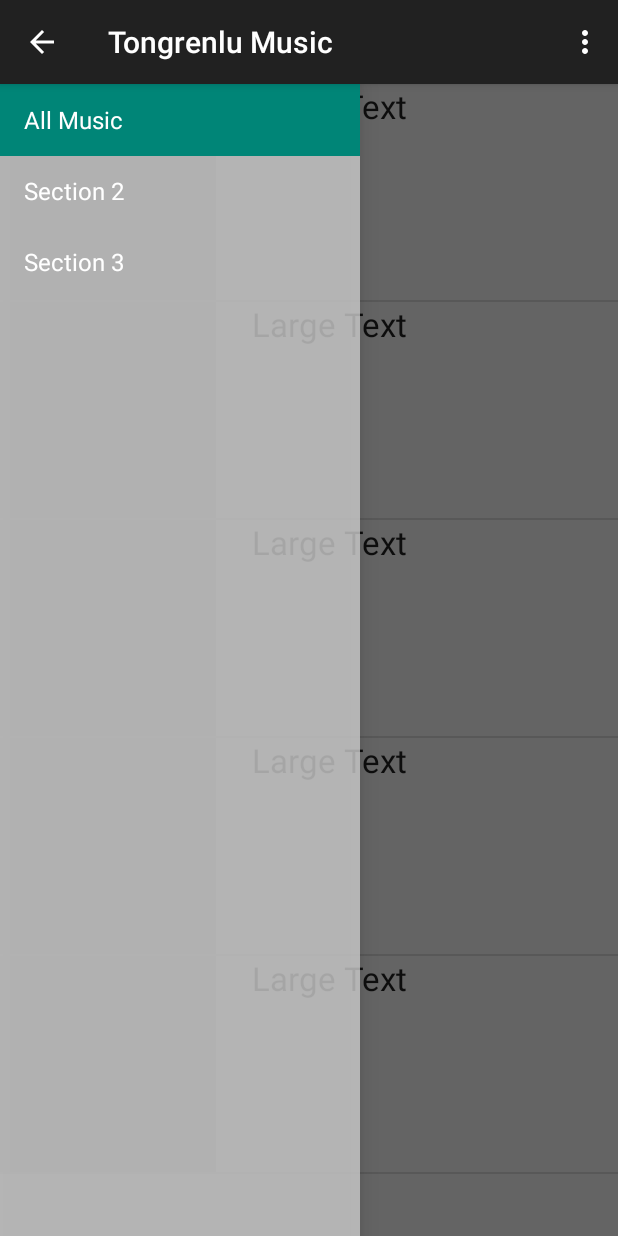
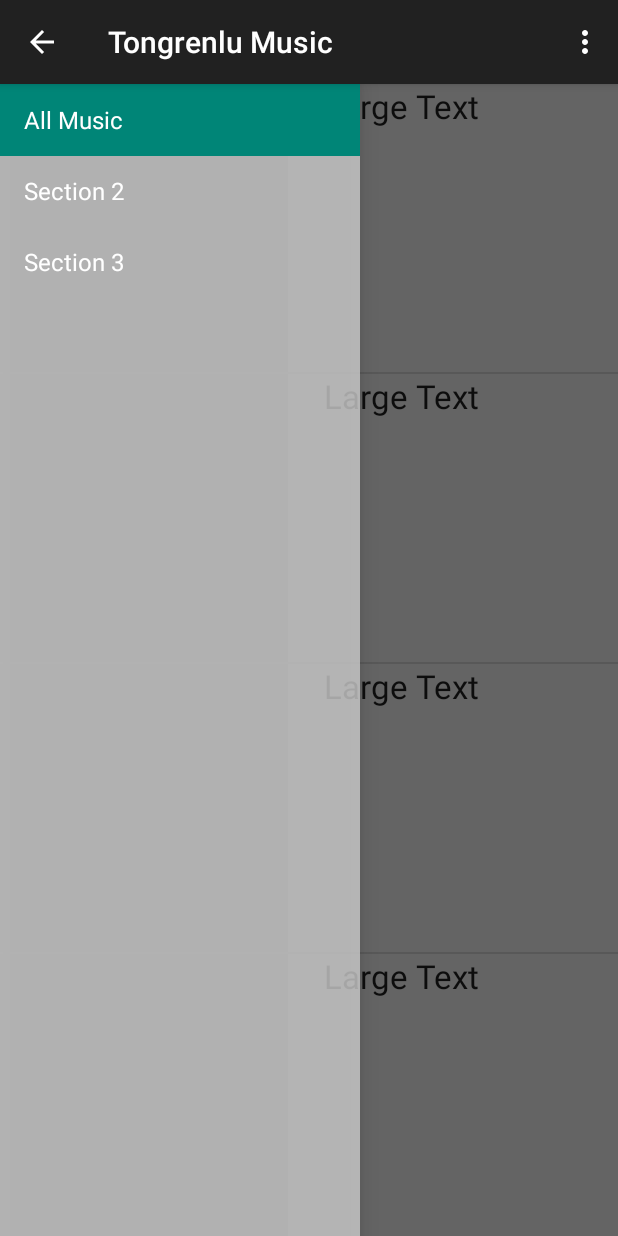
Before and after one commit to wdxzs1985/Android-Tongrenlu-Music, an Android app: the screen it shows after launch (MainActivity), on a phone screen of 412 x 824 dp. Run offline under Robolectric (Android 15) with nearby library versions, the phone set to English and light mode, and no system bars; our stand-ins replace Picasso; pictures from the network do not load; 2 statements that could not run were skipped.

Commit message:
use system large icon size and thumbnail size

```diff
--- a/app/src/main/java/info/tongrenlu/MediaNotificationManager.java
+++ b/app/src/main/java/info/tongrenlu/MediaNotificationManager.java
@@ -183,8 +183,8 @@ public class MediaNotificationManager {
         RequestCreator picasso = Picasso.with(mService.getApplicationContext())
                                         .load(artUrl)
                                         .placeholder(R.drawable.ic_default_art)
-                                        .resizeDimen(R.dimen.notification_large_icon_size,
-                                                     R.dimen.notification_large_icon_size)
+                                        .resizeDimen(android.R.dimen.notification_large_icon_width,
+                                                     android.R.dimen.notification_large_icon_height)
                                         .centerCrop();
 
         if (Build.VERSION.SDK_INT >= Build.VERSION_CODES.LOLLIPOP) {
--- a/app/src/main/java/info/tongrenlu/adapter/MusicListAdapter.java
+++ b/app/src/main/java/info/tongrenlu/adapter/MusicListAdapter.java
@@ -86,7 +86,10 @@ public class MusicListAdapter extends BaseAdapter {
         Uri imageUri = Uri.parse("http://files.tongrenlu.info/m" +
                                  getItemId(position) +
                                  "/cover_400.jpg");
-        Picasso.with(context).load(imageUri).into(coverView);
+        Picasso.with(context).load(imageUri)
+               .resizeDimen(android.R.dimen.thumbnail_width,
+                            android.R.dimen.thumbnail_height)
+               .into(coverView);
         return itemView;
     }
 
--- a/app/src/main/res/layout/adapter_music_list.xml
+++ b/app/src/main/res/layout/adapter_music_list.xml
@@ -6,8 +6,8 @@
 
     <ImageView
         android:id="@+id/music_cover_view"
-        android:layout_width="144dp"
-        android:layout_height="144dp"
+        android:layout_width="@android:dimen/thumbnail_width"
+        android:layout_height="@android:dimen/thumbnail_height"
         android:src="@drawable/cover"
         android:layout_alignParentTop="true"
         android:layout_alignParentLeft="true"
--- a/app/src/main/res/values-hdpi/dimens.xml
+++ /dev/null
@@ -1,4 +0,0 @@
-<?xml version="1.0" encoding="utf-8"?>
-<resources>
-    <dimen name="notification_large_icon_size">96dp</dimen>
-</resources>
--- a/app/src/main/res/values-xhdpi/dimens.xml
+++ /dev/null
@@ -1,5 +0,0 @@
-<?xml version="1.0" encoding="utf-8"?>
-<resources>
-
-    <dimen name="notification_large_icon_size">128dp</dimen>
-</resources>
--- a/app/src/main/res/values-xxhdpi/dimens.xml
+++ /dev/null
@@ -1,5 +0,0 @@
-<?xml version="1.0" encoding="utf-8"?>
-<resources>
-
-    <dimen name="notification_large_icon_size">192dp</dimen>
-</resources>
--- a/app/src/main/res/values-xxxhdpi/dimens.xml
+++ /dev/null
@@ -1,5 +0,0 @@
-<?xml version="1.0" encoding="utf-8"?>
-<resources>
-
-    <dimen name="notification_large_icon_size">256dp</dimen>
-</resources>
```
